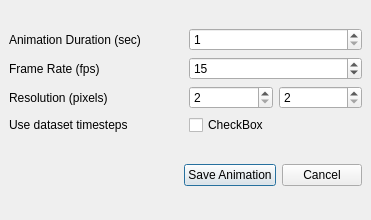
The window that GUI/Client/Widgets/pqAnimationSettings.ui (wildmichael/ParaView3-enhancements-old) describes before a commit, drawn with Qt 5.
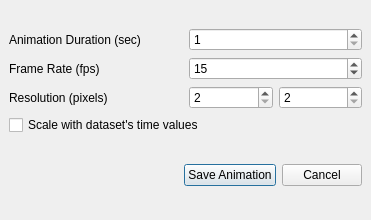
The same window after the commit.

Commit message: ENH: added Abort Animation popup.

What changed in the file:
```diff
--- a/GUI/Client/Widgets/pqAnimationSettings.ui
+++ b/GUI/Client/Widgets/pqAnimationSettings.ui
@@ -209,13 +209,6 @@
        <property name="spacing" >
         <number>6</number>
        </property>
-       <item>
-        <widget class="QLabel" name="label" >
-         <property name="text" >
-          <string>Use dataset timesteps</string>
-         </property>
-        </widget>
-       </item>
        <item>
         <widget class="QCheckBox" name="checkBoxUseDatasetTimesteps" >
          <property name="toolTip" >
@@ -228,7 +221,7 @@
           <string>When checked, time step values from the dataset will be used, otherwise animation will linearly interpolate between all available timestep.</string>
          </property>
          <property name="text" >
-          <string>CheckBox</string>
+          <string>Scale with dataset's time values</string>
          </property>
         </widget>
        </item>
```
Left out of the diff: 4 changed lines with no effect on the pictures. The commit also changes 4 other files.
